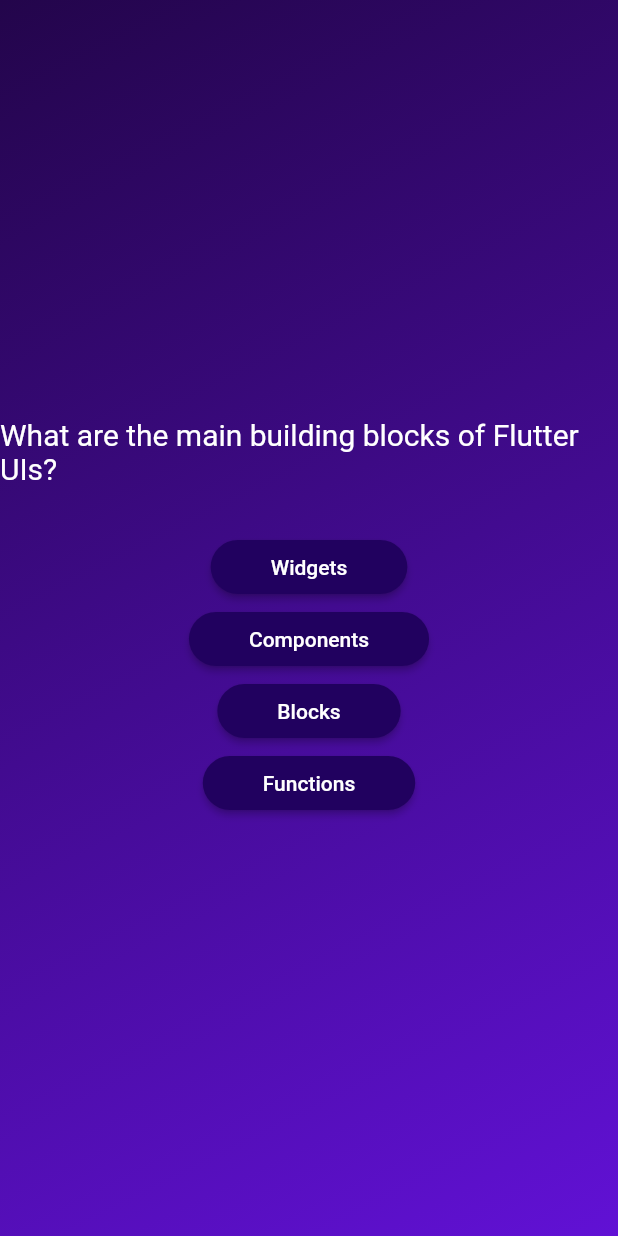
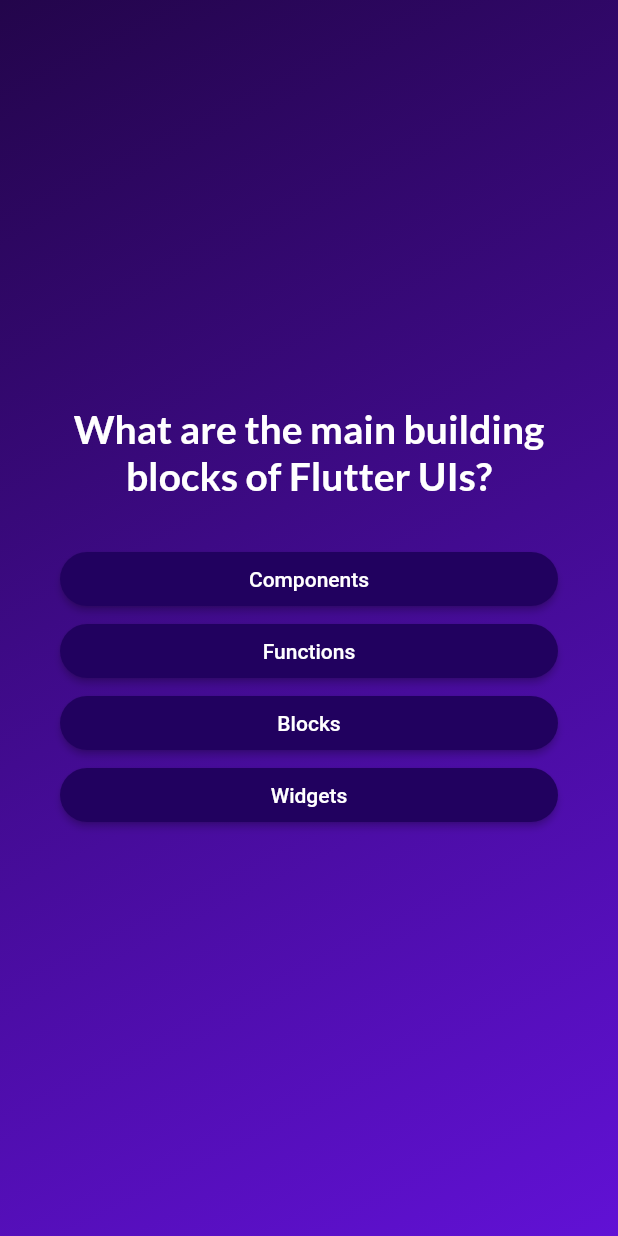
Before and after one commit to atul-kumar-shahi/flutter-projects, a Flutter app: the screen it shows after launch, after a tap on "Start Quiz", on a phone screen of 412 x 824 dp. Run offline on Flutter 3.47's test engine with Material 2 defaults, Android fonts, the phone set to English and light mode, and no system bars; our stand-ins replace google_fonts.

Commit message:
question Screen completed

```diff
--- a/quiz_app/lib/Models/quiz_question.dart
+++ b/quiz_app/lib/Models/quiz_question.dart
@@ -3,4 +3,11 @@
 
   final String question;
   final List<String> answer;
+
+  List<String>getShuffledList(){
+    final shuffledList=List.of(answer);
+    shuffledList.shuffle();
+    return shuffledList;
+  }
+
 }
--- a/quiz_app/lib/answer_button.dart
+++ b/quiz_app/lib/answer_button.dart
@@ -14,9 +14,10 @@
           backgroundColor: const Color.fromARGB(255, 33, 1, 95),
           foregroundColor: Colors.white,
         shape: RoundedRectangleBorder(borderRadius: BorderRadius.circular(40)),
-        padding:const EdgeInsets.symmetric(vertical: 10,horizontal: 40)
+        padding:const EdgeInsets.symmetric(vertical: 10,horizontal: 40),
+
       ),
-      child: Text(answer),
+      child: Text(answer,textAlign: TextAlign.center,),
     );
   }
 }
--- a/quiz_app/lib/homePage.dart
+++ b/quiz_app/lib/homePage.dart
@@ -1,7 +1,8 @@
 import 'package:flutter/material.dart';
+import 'package:google_fonts/google_fonts.dart';
 
 class HomePage extends StatelessWidget {
-  const HomePage(this.StartQuiz ,{super.key});
+  const HomePage(this.StartQuiz, {super.key});
   final void Function() StartQuiz;
 
   @override
@@ -10,23 +11,35 @@
       child: Column(
         mainAxisSize: MainAxisSize.min,
         children: <Widget>[
-          Image.asset('assets/images/quiz-logo.png',width: 300 ,color:const  Color.fromARGB(150, 255, 255, 255),),
-
-         const SizedBox(height: 80,),
-        const Text('Learn Flutter the fun way',style: TextStyle(fontSize: 26,color: Colors.white,),),
-         const SizedBox(height: 30,),
+          Image.asset(
+            'assets/images/quiz-logo.png',
+            width: 300,
+            color: const Color.fromARGB(150, 255, 255, 255),
+          ),
+          const SizedBox(
+            height: 80,
+          ),
+          Text(
+            'Learn Flutter the fun way',
+            style: GoogleFonts.lato(
+              textStyle: const TextStyle(fontSize: 26, color: Colors.white),
+            ),
+          ),
+          const SizedBox(
+            height: 30,
+          ),
           OutlinedButton.icon(
-            onPressed: (){
+            onPressed: () {
               StartQuiz();
             },
             style: OutlinedButton.styleFrom(
               foregroundColor: Colors.white,
-              textStyle: const TextStyle(fontSize: 17,),
-
+              textStyle: const TextStyle(
+                fontSize: 17,
+              ),
             ),
-           icon: const Icon(Icons.arrow_right_alt),
-           label: const Text('Start Quiz'),
-
+            icon: const Icon(Icons.arrow_right_alt),
+            label: const Text('Start Quiz'),
           )
         ],
       ),
--- a/quiz_app/lib/qestion_screen.dart
+++ b/quiz_app/lib/qestion_screen.dart
@@ -1,34 +1,56 @@
 import 'package:flutter/material.dart';
 import 'package:quiz_app/answer_button.dart';
 import 'package:quiz_app/data/questions.dart';
+import 'package:google_fonts/google_fonts.dart';
 
 class QuestionScreen extends StatefulWidget {
-  const QuestionScreen({super.key});
+  const QuestionScreen({super.key,required this.choseOption});
+
+  final void Function(String answer)choseOption;
+
+
 
   @override
   State<QuestionScreen> createState() => _QuestionScreenState();
 }
 
 class _QuestionScreenState extends State<QuestionScreen> {
+  var currentIndexQuestion = 0;
+  void changeQuestionIndex(String choseCorrectOption) {
+    widget.choseOption(choseCorrectOption);
+    setState(() {
+      currentIndexQuestion++;
+    });
+  }
+
   @override
-
-  final currentquestion=question[0];
   Widget build(BuildContext context) {
-    return  Center(
-      child:  Column(
-        mainAxisSize: MainAxisSize.min,
+    final currentquestion = question[currentIndexQuestion];
+    return Container(
+      margin: const EdgeInsets.all(40),
+      child: Column(
+        mainAxisAlignment: MainAxisAlignment.center,
+        crossAxisAlignment: CrossAxisAlignment.stretch,
         children: [
-          Text(currentquestion.question ,
-          style: TextStyle(fontSize: 20,color: Colors.white),),
-         const SizedBox(
+          Text(
+            currentquestion.question,
+            style: GoogleFonts.lato(
+              textStyle: const TextStyle(
+                  color: Colors.white,
+                  fontSize: 26,
+                  fontWeight: FontWeight.bold),
+            ),
+            textAlign: TextAlign.center,
+          ),
+          const SizedBox(
             height: 30,
           ),
-          AnswerButton(answer: currentquestion.answer[0],OnTap: (){},),
-          AnswerButton(answer: currentquestion.answer[1],OnTap: (){},),
-          AnswerButton(answer: currentquestion.answer[2],OnTap: (){},),
-          AnswerButton(answer: currentquestion.answer[3],OnTap: (){},),
-
-
+          ...currentquestion.getShuffledList().map((answers) {
+            return AnswerButton(answer: answers, OnTap: (){
+              changeQuestionIndex(answers);
+            },
+            );
+          }),
         ],
       ),
     );
--- a/quiz_app/lib/quiz.dart
+++ b/quiz_app/lib/quiz.dart
@@ -1,6 +1,8 @@
 import 'package:flutter/material.dart';
 import 'package:quiz_app/qestion_screen.dart';
 import 'package:quiz_app/homePage.dart';
+import 'package:quiz_app/data/questions.dart';
+import 'package:quiz_app/result_screen.dart';
 
 class Quizpage extends StatefulWidget {
   const Quizpage({super.key});
@@ -25,13 +27,40 @@
 
   //another way to initialize your variable while building your widget
   var activeScreen='start screen';
+
+  List<String>selectedAnswer=[];
+
   void switchScreen() {
     setState(() {
       activeScreen='Question screen' ;
     });
   }
+
+  void choseAnswer(String answer){
+    selectedAnswer.add(answer);
+
+    if(selectedAnswer.length==question.length)
+      {
+        setState(() {
+          activeScreen='answerScreen';
+          selectedAnswer=[];
+        });
+      }
+  }
+
+
+
   @override
   Widget build(BuildContext context) {
+    Widget? showScreen;
+    if(activeScreen=='start screen') {
+      showScreen=HomePage(switchScreen);
+    } else if(activeScreen=='Question screen'){
+      showScreen=QuestionScreen(choseOption: choseAnswer);}
+    else if(activeScreen=='answerScreen'){
+      showScreen=ResultScreen(answerPressed: selectedAnswer);
+    }
+
     return MaterialApp(
       debugShowCheckedModeBanner: false,
       home: Scaffold(
@@ -47,7 +76,7 @@
                 end: Alignment.bottomRight,
               ),
             ),
-            child: activeScreen=='start screen'?HomePage(switchScreen):const QuestionScreen(),
+            child: showScreen,
         ),
       ),
 
--- a/quiz_app/pubspec.yaml
+++ b/quiz_app/pubspec.yaml
@@ -35,6 +35,7 @@
   # The following adds the Cupertino Icons font to your application.
   # Use with the CupertinoIcons class for iOS style icons.
   cupertino_icons: ^1.0.2
+  google_fonts: ^6.1.0
 
 dev_dependencies:
   flutter_test:
```
Also changed, not shown: quiz_app/lib/result_screen.dart (added, +33 -0 lines), quiz_app/pubspec.lock, 1 other file.
